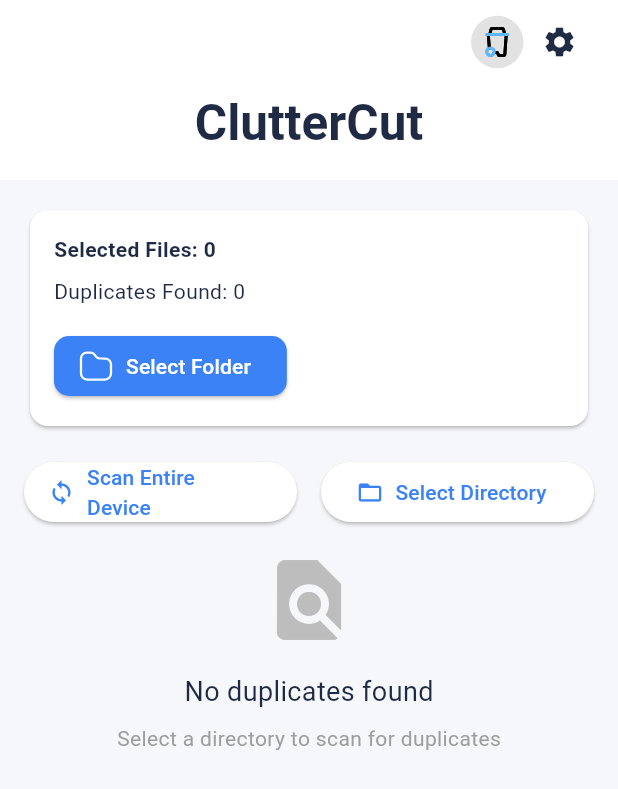
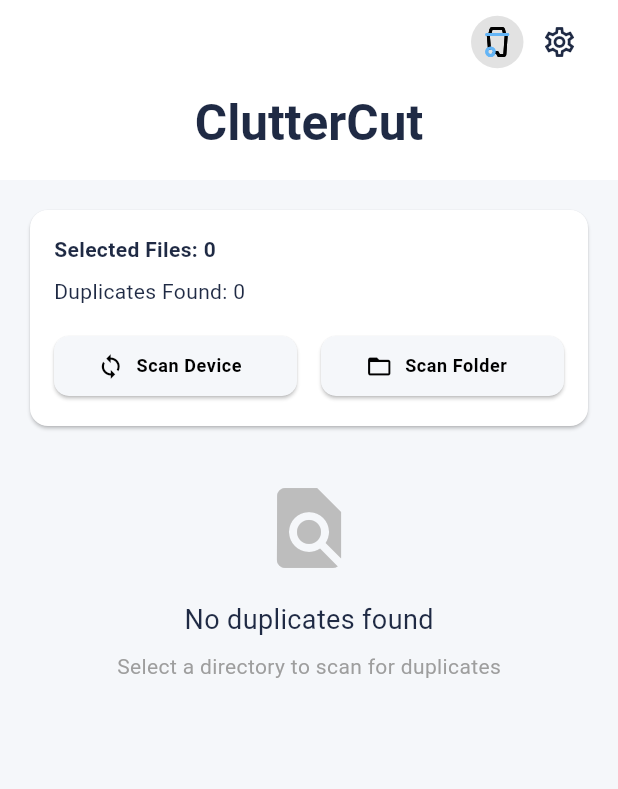
Before and after one commit to TheNairaSign/clutter-cut, a Flutter app: the screen it shows after launch, on a phone screen of 412 x 824 dp. Shown: the top 789 px of the screen. Run offline on Flutter 3.47's test engine with Material 3 defaults, Android fonts, the phone set to English and light mode, and no system bars; our stand-ins replace animate_do, file_picker, flutter_riverpod, flutter_staggered_animations, flutter_svg, permission_handler and 1 more; missing offline and left inert: background_fetch; Roboto replaces fonts that are missing (GeistMono); statements that could not run were skipped.

Commit message:
feat(ui): add dark mode support and improve scan buttons layout
refactor(providers): enhance documentation and state management
- Add comprehensive doc comments to all provider classes
- Improve state handling in ClutterNotifier and DuplicateRemoverProvider

style(svgs): add settings icons for both dark and light themes

```diff
--- a/lib/pages/file_duplicate_remover_screen.dart
+++ b/lib/pages/file_duplicate_remover_screen.dart
@@ -1,3 +1,4 @@
+// Import necessary packages for the duplicate-remover screen
 import 'package:clutter_cut/core/background_task.dart';
 import 'package:clutter_cut/core/events.dart';
 import 'package:clutter_cut/pages/settings_page.dart';
@@ -14,6 +15,8 @@ import 'package:flutter_staggered_animations/flutter_staggered_animations.dart';
 import 'package:flutter_svg/flutter_svg.dart';
 import 'package:permission_handler/permission_handler.dart';
 
+/// Main screen for duplicate file removal functionality.
+/// Uses Riverpod for state management and reacts to UI events.
 class FileDuplicateRemoverScreen extends ConsumerStatefulWidget {
   const FileDuplicateRemoverScreen({super.key});
 
@@ -22,21 +25,23 @@ class FileDuplicateRemoverScreen extends ConsumerStatefulWidget {
       _FileDuplicateRemoverScreenState();
 }
 
-class _FileDuplicateRemoverScreenState
-    extends ConsumerState<FileDuplicateRemoverScreen> {
+class _FileDuplicateRemoverScreenState extends ConsumerState<FileDuplicateRemoverScreen> {
   @override
   void initState() {
     super.initState();
+    // Initialization logic can be added here if needed
   }
 
   @override
   Widget build(BuildContext context) {
+    // Watch providers to get current state
     final clutterState = ref.watch(clutterNotifierProvider);
     final duplicateState = ref.watch(duplicateRemoverNotifierProvider);
     final duplicateRemover =
         ref.watch(duplicateRemoverNotifierProvider.notifier);
     final clutterNotifier = ref.watch(clutterNotifierProvider.notifier);
 
+    // Determine scanning state and progress based on which provider is active
     final isScanning = clutterState.isScanning || duplicateState.isScanning;
     final currentAction = clutterState.isScanning ? clutterState.currentAction : duplicateState.currentAction;
     final scannedFiles = clutterState.isScanning ? clutterState.scannedFiles : duplicateState.scannedFiles;
@@ -47,6 +52,7 @@ class _FileDuplicateRemoverScreenState
       if (next != null) {
         final event = next;
         if (event is ShowSnackbar) {
+          // Show a snackbar with the event message
           ScaffoldMessenger.of(context).showSnackBar(
             SnackBar(
               content: Text(event.message),
@@ -54,6 +60,7 @@ class _FileDuplicateRemoverScreenState
             ),
           );
         } else if (event is ShowBulkDeleteConfirmation) {
+          // Show confirmation dialog for bulk deletion of duplicates
           showDialog(
             context: context,
             builder: (context) => AlertDialog(
@@ -77,6 +84,7 @@ class _FileDuplicateRemoverScreenState
             ),
           );
         } else if (event is ShowFileDeleteConfirmation) {
+          // Show confirmation dialog for deleting a single duplicate file
           showDialog(
             context: context,
             builder: (context) => AlertDialog(
@@ -99,6 +107,7 @@ class _FileDuplicateRemoverScreenState
             ),
           );
         } else if (event is ShowSettingsDialog) {
+          // Show dialog prompting user to open app settings (e.g., for permissions)
           showDialog(
             context: context,
             builder: (context) => AlertDialog(
@@ -125,22 +134,27 @@ class _FileDuplicateRemoverScreenState
       }
     });
 
+    // Debug prints for development purposes
     debugPrint('Scanned Files Display: ${duplicateState.scannedFiles}');
 
     final duplicateCount = duplicateState.duplicateFiles.keys.length;
     debugPrint('Duplicate Files Display: $duplicateCount');
 
+    // Determine theme brightness for adaptive UI
     final isDarkMode = Theme.of(context).brightness == Brightness.dark;
 
+    // Main UI structure using a Stack to overlay scanning indicator
     return Stack(
       children: [
         Scaffold(
             body: CustomScrollView(slivers: [
+          // AppBar with title, recycle-bin shortcut, and settings button
           SliverAppBar(
             floating: true,
             pinned: true,
             actionsPadding: const EdgeInsets.symmetric(horizontal: 15),
             actions: [
+              // Recycle bin icon button
               GestureDetector(
                 onTap: () => Navigator.of(context).push(MaterialPageRoute(builder: (context) => const RecycleBinView())),
                 child: Container(
@@ -160,8 +174,33 @@ class _FileDuplicateRemoverScreenState
                   ),
                 ),
               ),
+              // const SizedBox(width: 10),
+              // GestureDetector(
+              //   onTap: () => Navigator.of(context).push(MaterialPageRoute(builder: (context) => const RecycleBinView())),
+              //   child: Container(
+              //     height: 35,
+              //     width: 35,
+              //     decoration: BoxDecoration(
+              //       color: Colors.grey.withValues(alpha: .3),
+              //       shape: BoxShape.circle
+              //       ),
+              //     child: SvgPicture.asset(
+              //       isDarkMode
+              //         ? 'assets/svgs/settings-white.svg'
+              //         : 'assets/svgs/settings-black.svg',
+              //       width: 24,
+              //       height: 24,
+              //       fit: BoxFit.scaleDown,
+              //     ),
+              //   ),
+              // ),
+              // Settings icon button
               IconButton(
-                icon: const Icon(Icons.settings),
+                icon: Icon(Icons.settings_outlined),
+                style: IconButton.styleFrom(
+                  // padding: const EdgeInsets.symmetric(horizontal: 10),
+                  // backgroundColor: Colors.grey.withValues(alpha: .3),
+                ),
                 onPressed: () {
                   Navigator.of(context).push(MaterialPageRoute(builder: (context) => const SettingsPage()));
                 },
@@ -178,42 +217,25 @@ class _FileDuplicateRemoverScreenState
               ),
             ),
           ),
+          // Main content area with summary, scan buttons, and results
           SliverPadding(
             padding: const EdgeInsets.all(16.0),
             sliver: SliverList(
               delegate: SliverChildListDelegate([
+                // Summary card showing scan statistics
                 SummaryCard(),
                 const SizedBox(height: 16),
-                Row(
-                  children: [
-                    Expanded(
-                      child: ElevatedButton.icon(
-                        onPressed: () {
-                          ref.read(clutterNotifierProvider.notifier).scanEntireDevice();
-                        },
-                        icon: const Icon(Icons.sync),
-                        label: const Text("Scan Entire Device"),
-                      ),
-                    ),
-                    const SizedBox(width: 16),
-                    Expanded(
-                      child: ElevatedButton.icon(
-                        onPressed: () {
-                          ref.read(clutterNotifierProvider.notifier).selectDirectory();
-                        },
-                        icon: const Icon(Icons.folder_open),
-                        label: const Text("Select Directory"),
-                      ),
-                    ),
-                  ],
-                ),
+                // Row of scan action buttons
+
                 const SizedBox(height: 16),
+                // Show progress indicator if scanning (non-fullscreen)
                 if (isScanning && !clutterState.isFullScan)
                   ScanningProgressIndicator(
                     currentAction: currentAction,
                     scannedFiles: scannedFiles,
                     totalFiles: totalFiles,
                   ),
+                // Show results or empty state when not scanning
                 if (!isScanning)
                   duplicateState.duplicateFiles.isEmpty
                       ? AnimatedSwitcher(
@@ -251,6 +273,7 @@ class _FileDuplicateRemoverScreenState
             ),
           ),
         ])),
+        // Overlay full-screen scanning indicator when a full scan is active
         if (isScanning && clutterState.isFullScan)
           FullScreenScanningIndicator(currentAction: currentAction),
       ],
--- a/lib/providers/duplicate_remover_provider.dart
+++ b/lib/providers/duplicate_remover_provider.dart
@@ -9,6 +9,10 @@ import 'package:clutter_cut/utils/is_file_valid.dart';
 import 'package:flutter/material.dart';
 import 'package:flutter_riverpod/flutter_riverpod.dart' hide Provider;
 
+/// Manages the state and logic for finding and removing duplicate files.
+///
+/// This provider is responsible for hashing files to identify duplicates,
+/// and for handling the removal of these files (by moving them to the recycle bin).
 class DuplicateRemoverProvider extends StateNotifier<ClutterState> {
   final Ref ref;
 
@@ -18,9 +22,14 @@ class DuplicateRemoverProvider extends StateNotifier<ClutterState> {
     isScanning: false,
     totalFiles: 0,
     scannedFiles: 0,
-    currentAction: ''
+    currentAction: '',
+    isFullScan: false,
   ));
 
+  /// Hashes a list of files to find duplicates based on their MD5 checksum.
+  ///
+  /// This method is typically called after a preliminary scan has identified
+  /// files of the same size.
   Future<void> findDuplicatesByHashing() async {
     debugPrint('Hashing potential duplicates...');
 
@@ -88,10 +97,12 @@ class DuplicateRemoverProvider extends StateNotifier<ClutterState> {
     }
   }
 
+  /// Requests the removal of a single file by showing a confirmation dialog.
   void requestRemoveFile(File file) {
     ref.read(uiEventProvider.notifier).state = ShowFileDeleteConfirmation(file);
   }
 
+  /// Confirms the removal of a single file and moves it to the recycle bin.
   Future<void> confirmRemoveFile(File file) async {
     try {
       // Move to recycle bin instead of deleting
@@ -103,6 +114,7 @@ class DuplicateRemoverProvider extends StateNotifier<ClutterState> {
     }
   }
 
+  /// Requests the bulk deletion of all found duplicate files.
   void requestBulkDelete() {
     if (state.duplicateFiles.isEmpty) {
       ref.read(uiEventProvider.notifier).state = const ShowSnackbar('No duplicates to delete.');
@@ -111,6 +123,7 @@ class DuplicateRemoverProvider extends StateNotifier<ClutterState> {
     ref.read(uiEventProvider.notifier).state = const ShowBulkDeleteConfirmation();
   }
 
+  /// Confirms the bulk deletion and moves all duplicate files to the recycle bin.
   Future<void> confirmBulkDelete() async {
     final totalDuplicates = state.duplicateFiles.values.fold<int>(0, (prev, files) => prev + files.length - 1);
 
@@ -161,6 +174,7 @@ class DuplicateRemoverProvider extends StateNotifier<ClutterState> {
     ref.read(uiEventProvider.notifier).state = ShowSnackbar(message, isError: failedCount > 0);
   }
 
+  /// Clears the list of duplicate files from the state.
   void clearDuplicates() {
     state = state.copyWith(
       duplicateFiles: {},
@@ -169,6 +183,7 @@ class DuplicateRemoverProvider extends StateNotifier<ClutterState> {
     );
   }
 
+  /// Removes a specific group of duplicate files from the state.
   void removeDuplicateGroup(String hash,) {
     state = state.copyWith(
       duplicateFiles: Map.from(state.duplicateFiles)..remove(hash),
@@ -176,6 +191,10 @@ class DuplicateRemoverProvider extends StateNotifier<ClutterState> {
   }
 }
 
+/// Provider for accessing the [DuplicateRemoverProvider].
+///
+/// This provider also listens to the [clutterNotifierProvider] to automatically
+/// trigger the hashing process when a new list of potential duplicates is available.
 final duplicateRemoverNotifierProvider = StateNotifierProvider<DuplicateRemoverProvider, ClutterState>((ref) {
   final provider = DuplicateRemoverProvider(ref);
 
--- a/lib/widgets/summary_card.dart
+++ b/lib/widgets/summary_card.dart
@@ -10,6 +10,8 @@ class SummaryCard extends ConsumerWidget {
 
   @override
   Widget build(BuildContext context, WidgetRef ref) {
+    final isDark = Theme.of(context).brightness == Brightness.dark;
+    final textColor = isDark? Colors.white : Colors.black;
     final colorScheme = Theme.of(context).colorScheme;
     final primaryColor = colorScheme.primary;
     final errorColor = colorScheme.error;
@@ -37,41 +39,76 @@ class SummaryCard extends ConsumerWidget {
             const SizedBox(height: 16),
             Row(
               children: [
-                ElevatedButton.icon(
-                  style: ButtonStyle(
-                    backgroundColor: WidgetStatePropertyAll(primaryColor),
-                    foregroundColor: WidgetStatePropertyAll(Colors.white),
-                    shape: WidgetStatePropertyAll(RoundedRectangleBorder(borderRadius: BorderRadius.circular(10)))
+                Expanded(
+                  child: ElevatedButton.icon(
+                    style: ButtonStyle(
+                      backgroundColor: WidgetStatePropertyAll(Theme.of(context).scaffoldBackgroundColor),
+                      foregroundColor: WidgetStatePropertyAll(Colors.white),
+                      shape: WidgetStatePropertyAll(RoundedRectangleBorder(borderRadius: BorderRadius.circular(10)))
+                    ),
+                    onPressed: () {
+                      // Trigger full device scan
+                      ref.read(clutterNotifierProvider.notifier).scanEntireDevice();
+                    },
+                    icon: Icon(Icons.sync, color: textColor),
+                    label: Text("Scan Device", style: Theme.of(context).textTheme.bodySmall?.copyWith(color: textColor, fontWeight: FontWeight.bold),),
                   ),
-                  onPressed: duplicateState.isScanning
-                      ? null
-                      : () async {
-                        ref.read(clutterNotifierProvider.notifier).selectDirectory();
-                      },
-                  icon: SvgPicture.asset('assets/svgs/dir.svg', color: Colors.white),
-                  label: const Text('Select Folder'),
                 ),
-                const SizedBox(width: 8),
-                if (duplicateCount > 0)
-                  Expanded(
-                    child: ElevatedButton.icon(
-                      iconAlignment: IconAlignment.end,
-                      onPressed: duplicateState.isScanning
-                          ? null
-                          : () async {
-                            duplicateRemover.requestBulkDelete();
-                          },
-                      icon: const Icon(Icons.cleaning_services),
-                      label: const Text('Remove All'),
-                      style: ElevatedButton.styleFrom(
-                        backgroundColor: errorColor,
-                        foregroundColor: Colors.white,
-                        shape: RoundedRectangleBorder(borderRadius: BorderRadius.circular(10)),
-                      ),
+                const SizedBox(width: 16),
+                Expanded(
+                  child: ElevatedButton.icon(
+                    style: ButtonStyle(
+                      backgroundColor: WidgetStatePropertyAll(Theme.of(context).scaffoldBackgroundColor),
+                      foregroundColor: WidgetStatePropertyAll(Colors.white),
+                      shape: WidgetStatePropertyAll(RoundedRectangleBorder(borderRadius: BorderRadius.circular(10)))
                     ),
+                    onPressed: () {
+                      // Trigger directory picker for targeted scan
+                      ref.read(clutterNotifierProvider.notifier).selectDirectory();
+                    },
+                    icon: Icon(Icons.folder_open, color: textColor),
+                    label: Text("Scan Folder", style: Theme.of(context).textTheme.bodySmall?.copyWith(color: textColor, fontWeight: FontWeight.bold),),
                   ),
+                ),
               ],
             ),
+            // Row(
+            //   children: [
+            //     ElevatedButton.icon(
+            //       style: ButtonStyle(
+            //         backgroundColor: WidgetStatePropertyAll(primaryColor),
+            //         foregroundColor: WidgetStatePropertyAll(Colors.white),
+            //         shape: WidgetStatePropertyAll(RoundedRectangleBorder(borderRadius: BorderRadius.circular(10)))
+            //       ),
+            //       onPressed: duplicateState.isScanning
+            //           ? null
+            //           : () async {
+            //             ref.read(clutterNotifierProvider.notifier).selectDirectory();
+            //           },
+            //       icon: SvgPicture.asset('assets/svgs/dir.svg', color: Colors.white),
+            //       label: const Text('Select Folder'),
+            //     ),
+            //     const SizedBox(width: 8),
+            //     if (duplicateCount > 0)
+            //       Expanded(
+            //         child: ElevatedButton.icon(
+            //           iconAlignment: IconAlignment.end,
+            //           onPressed: duplicateState.isScanning
+            //               ? null
+            //               : () async {
+            //                 duplicateRemover.requestBulkDelete();
+            //               },
+            //           icon: const Icon(Icons.cleaning_services),
+            //           label: const Text('Remove All'),
+            //           style: ElevatedButton.styleFrom(
+            //             backgroundColor: errorColor,
+            //             foregroundColor: Colors.white,
+            //             shape: RoundedRectangleBorder(borderRadius: BorderRadius.circular(10)),
+            //           ),
+            //         ),
+            //       ),
+            //   ],
+            // ),
           ],
         ),
       ),
```
Also changed, not shown: lib/providers/clutter_provider.dart (+15 -2 lines), lib/providers/recycle_bin_provider.dart (+22 -0 lines), assets/svgs/settings-black.svg (added), assets/svgs/settings-white.svg (added).
